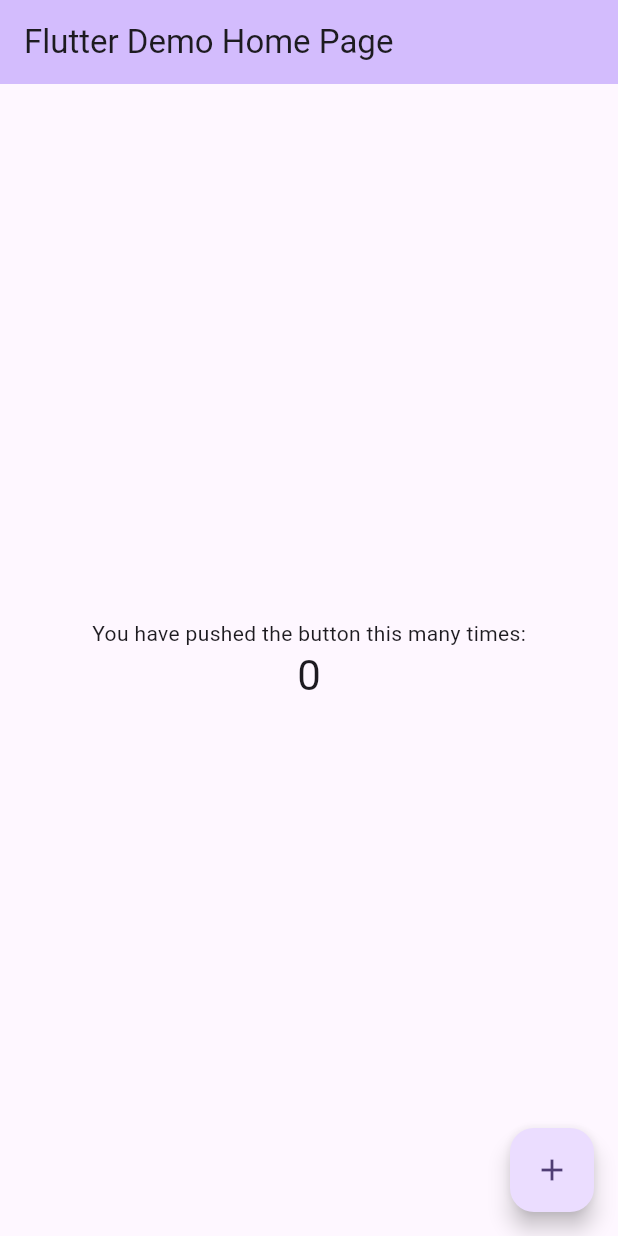
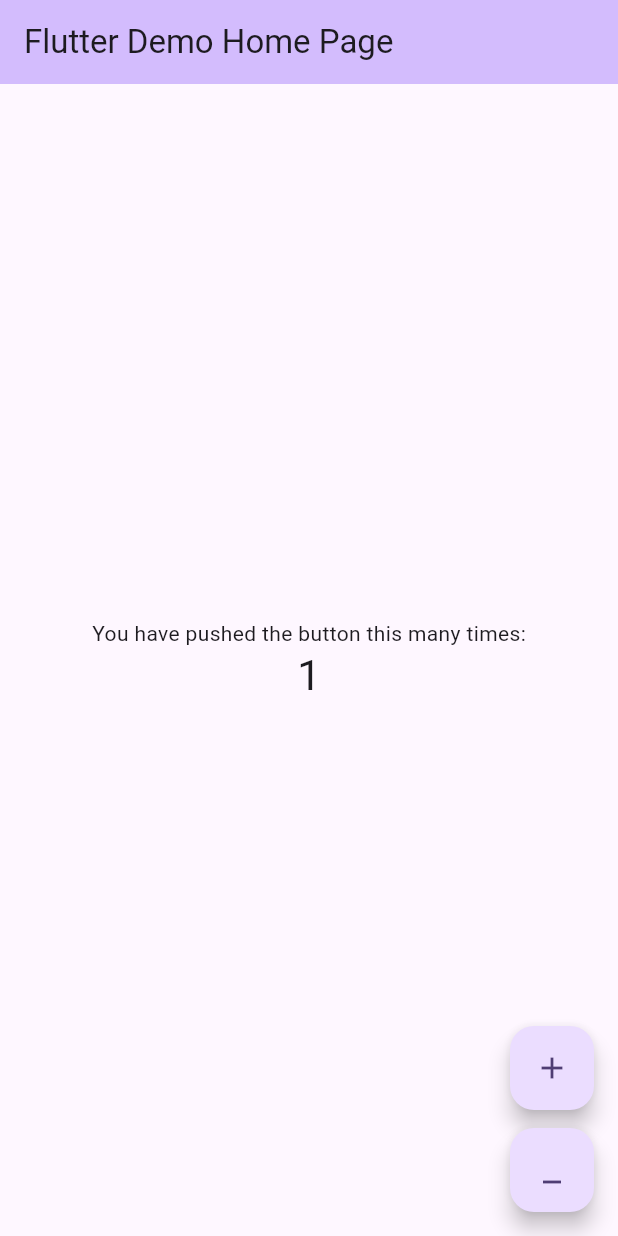
Before and after one commit to ParveenKumar8/Counter_Bloc_App, a Flutter app: the screen it shows after launch, after a tap on the "add" icon, on a phone screen of 412 x 824 dp. Run offline on Flutter 3.47's test engine with Material 3 defaults, Android fonts, the phone set to English and light mode, and no system bars; our stand-ins replace flutter_bloc.

```diff
--- a/lib/cubit/counter_cubit.dart
+++ b/lib/cubit/counter_cubit.dart
@@ -3,8 +3,14 @@ import 'package:flutter_bloc/flutter_bloc.dart';
 class CounterCubit extends Cubit<int> {
   CounterCubit() : super(0);
   void increment() {
-    print('###### Before $state');
+    //print('###### Before $state');
     emit(state + 1);
-    print('###### After $state');
+    //print('###### After $state');
+  }
+
+  void decrement() {
+    //print('###### Decrement Before $state');
+    emit(state - 1);
+    //print('###### Decrement After $state');
   }
 }
--- a/lib/my_home_page.dart
+++ b/lib/my_home_page.dart
@@ -1,5 +1,6 @@
 import 'package:counter_bloc_app/cubit/counter_cubit.dart';
 import 'package:flutter/material.dart';
+import 'package:flutter_bloc/flutter_bloc.dart';
 
 class MyHomePage extends StatefulWidget {
   const MyHomePage({super.key, required this.title});
@@ -15,7 +16,7 @@ class _MyHomePageState extends State<MyHomePage> {
 
   @override
   Widget build(BuildContext context) {
-    final counter = counterCubit.state;
+    //final counter = counterCubit.state;
 
     return Scaffold(
       appBar: AppBar(
@@ -29,17 +30,34 @@ class _MyHomePageState extends State<MyHomePage> {
             const Text(
               'You have pushed the button this many times:',
             ),
-            Text(
-              '$counter',
-              style: Theme.of(context).textTheme.headlineMedium,
-            ),
+            BlocBuilder<CounterCubit, int>(
+                bloc: counterCubit,
+                builder: (context, counter) {
+                  return Text(
+                    '$counter',
+                    style: Theme.of(context).textTheme.headlineMedium,
+                  );
+                })
           ],
         ),
       ),
-      floatingActionButton: FloatingActionButton(
-        onPressed: () => counterCubit.increment(),
-        tooltip: 'Increment',
-        child: const Icon(Icons.add),
+      floatingActionButton: Column(
+        mainAxisAlignment: MainAxisAlignment.end,
+        children: [
+          FloatingActionButton(
+            onPressed: () => counterCubit.increment(),
+            tooltip: 'Increment',
+            child: const Icon(Icons.add),
+          ),
+          const SizedBox(
+            height: 12.0,
+          ),
+          FloatingActionButton(
+            onPressed: () => counterCubit.decrement(),
+            tooltip: 'Decrement',
+            child: const Icon(Icons.minimize),
+          ),
+        ],
       ),
     );
   }
```
